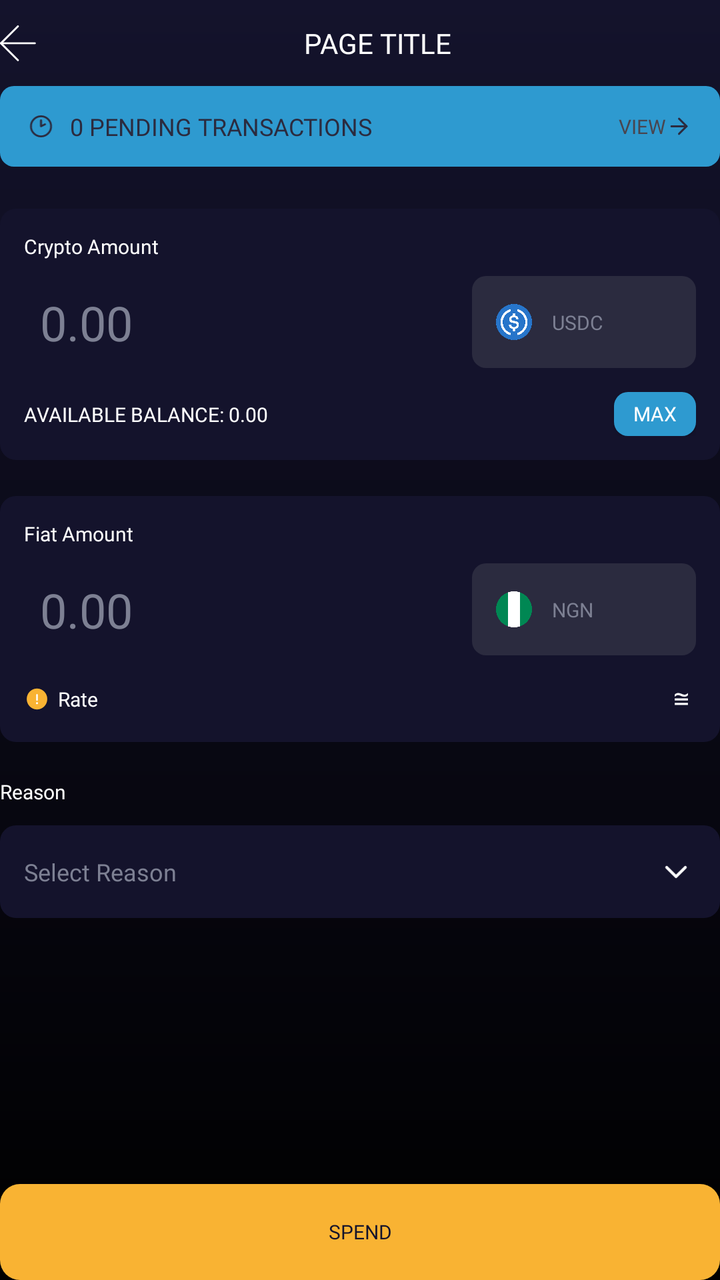
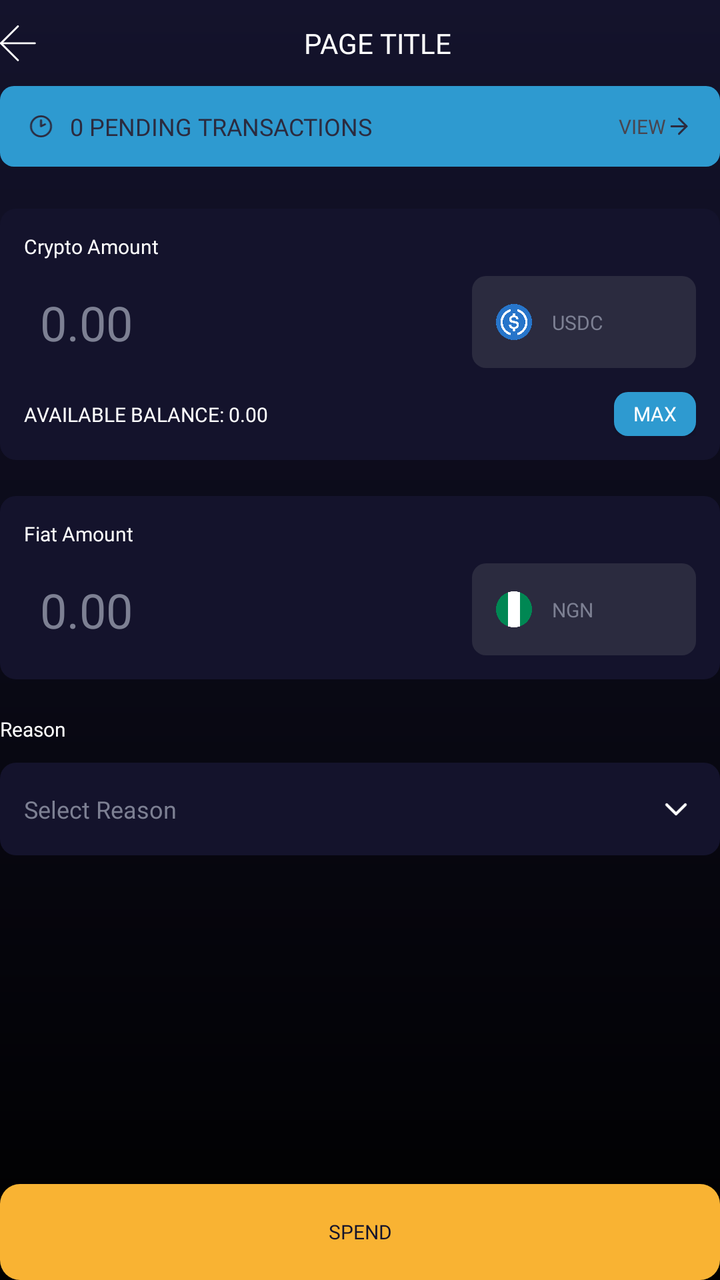

The first picture is an Android layout as it rendered before a commit; the second is the same layout after the commit. The layout source and the unified diff follow.
<!-- AndroidManifest.xml: application theme Theme.Thellex -->
<!-- res/layout/activity_crypto_to_fiat_off_ramp.xml -->
<?xml version="1.0" encoding="utf-8"?>
<androidx.constraintlayout.widget.ConstraintLayout xmlns:android="http://schemas.android.com/apk/res/android"
        xmlns:tools="http://schemas.android.com/tools"
        xmlns:app="http://schemas.android.com/apk/res-auto"
        android:id="@+id/main"
        android:layout_width="match_parent"
        android:layout_height="match_parent"
        android:background="@drawable/general_gradient_background"
        tools:context=".features.fiat.CryptoToFiatOffRampActivity">

    <include
            android:id="@+id/include_top_app_bar"
            layout="@layout/top_app_bar"
            app:layout_constraintTop_toTopOf="parent"
            app:layout_constraintStart_toStartOf="parent"
            app:layout_constraintEnd_toEndOf="parent" />

    <androidx.constraintlayout.widget.ConstraintLayout
            android:id="@+id/layout_pending_transactions_wrapper"
            android:background="@drawable/rounded_border_bright_blue_sky"
            android:paddingHorizontal="14dp"
            app:layout_constraintTop_toBottomOf="@id/include_top_app_bar"
            android:layout_width="match_parent"
            android:layout_height="wrap_content">

        <LinearLayout
                android:id="@+id/layout_pending_transactions_info"
                android:paddingVertical="12dp"
                android:layout_width="wrap_content"
                android:layout_height="wrap_content"
                android:orientation="horizontal"
                android:gravity="center_vertical"
                app:layout_constraintTop_toTopOf="parent"
                app:layout_constraintBottom_toBottomOf="parent"
                app:layout_constraintStart_toStartOf="parent">

            <ImageView
                    android:id="@+id/icon_pending_clock"
                    android:src="@drawable/icon_clock"
                    android:layout_width="13dp"
                    android:layout_height="13dp"/>

            <TextView
                    android:id="@+id/text_pending_transactions_count"
                    android:textSize="12sp"
                    android:fontFamily="@font/kumbhsans_bold"
                    android:layout_marginStart="8dp"
                    android:textColor="@color/darkBlue"
                    android:text="0 PENDING TRANSACTIONS"
                    android:layout_width="wrap_content"
                    android:layout_height="wrap_content"/>
        </LinearLayout>

        <LinearLayout
                android:id="@+id/layout_pending_transactions_action"
                android:layout_width="wrap_content"
                android:layout_height="wrap_content"
                android:orientation="horizontal"
                android:gravity="center_vertical"
                app:layout_constraintEnd_toEndOf="parent"
                app:layout_constraintBottom_toBottomOf="parent"
                app:layout_constraintTop_toTopOf="parent">

            <TextView
                    android:id="@+id/text_view_pending_transactions"
                    android:fontFamily="@font/kumbhsans_regular"
                    android:textSize="10sp"
                    android:text="VIEW"
                    android:layout_width="wrap_content"
                    android:layout_height="wrap_content"/>

            <ImageView
                    android:id="@+id/icon_arrow_right"
                    android:src="@drawable/icon_arror_right"
                    android:layout_width="13dp"
                    android:layout_height="13dp"/>
        </LinearLayout>
    </androidx.constraintlayout.widget.ConstraintLayout>

    <androidx.constraintlayout.widget.ConstraintLayout
            android:visibility="gone"
            android:id="@+id/crypto_fiat_balance_overview"
            app:layout_constraintTop_toBottomOf="@id/layout_pending_transactions_wrapper"
            android:layout_width="match_parent"
            android:layout_height="wrap_content"
            android:layout_marginTop="17dp"
            android:background="@drawable/img_rounded_darkblue_bg"
            android:padding="10dp">

        <LinearLayout
                android:id="@+id/crypto_wallet_info"
                android:layout_width="wrap_content"
                android:layout_height="wrap_content"
                android:orientation="horizontal"
                android:gravity="center_vertical"
                app:layout_constraintTop_toTopOf="parent"
                app:layout_constraintStart_toStartOf="parent">

            <ImageView
                    android:id="@+id/crypto_icon"
                    android:layout_width="18dp"
                    android:layout_height="18dp"
                    android:src="@drawable/icon_usdc" />

            <TextView
                    android:id="@+id/text_crypto_wallet_name"
                    android:layout_width="wrap_content"
                    android:layout_height="wrap_content"
                    android:layout_marginStart="10dp"
                    android:fontFamily="@font/kumbhsans_semibold"
                    android:textSize="12sp"
                    android:textColor="@color/white"
                    android:text="" />
        </LinearLayout>

        <LinearLayout
                android:id="@+id/crypto_balance_container"
                android:layout_width="wrap_content"
                android:layout_height="wrap_content"
                app:layout_constraintEnd_toEndOf="parent"
                app:layout_constraintTop_toTopOf="parent"
                app:layout_constraintBottom_toBottomOf="parent">

            <TextView
                    android:id="@+id/text_crypto_balance"
                    android:layout_width="wrap_content"
                    android:layout_height="wrap_content"
                    android:fontFamily="@font/kumbhsans_bold"
                    android:textColor="@color/white"
                    android:text="0.00"
                    app:layout_constraintEnd_toEndOf="parent"
                    app:layout_constraintTop_toTopOf="parent" />

            <ImageView
                    android:id="@+id/icon_balance_visibility"
                    android:src="@drawable/icon_eye_open"
                    android:layout_marginStart="5dp"
                    android:layout_width="18dp"
                    android:layout_height="18dp"/>
        </LinearLayout>
    </androidx.constraintlayout.widget.ConstraintLayout>

    <androidx.constraintlayout.widget.ConstraintLayout
            android:id="@+id/crypto_fiat_input_container"
            app:layout_constraintTop_toBottomOf="@id/crypto_fiat_balance_overview"
            android:layout_width="match_parent"
            android:layout_height="0dp"
            android:layout_marginTop="21dp"
            app:layout_constraintEnd_toEndOf="parent"
            app:layout_constraintStart_toStartOf="parent"
            app:layout_constraintBottom_toBottomOf="parent">

        
        <LinearLayout
                android:id="@+id/input_fields_wrapper"
                android:layout_width="match_parent"
                android:layout_height="wrap_content"
                android:orientation="vertical"
                app:layout_constraintTop_toTopOf="parent">

            <LinearLayout
                    android:id="@+id/bank_account_info"
                    android:background="@drawable/rounded_border"
                    android:orientation="horizontal"
                    android:visibility="gone"
                    android:paddingVertical="5dp"
                    android:paddingHorizontal="15dp"
                    android:gravity="center_vertical"
                    android:layout_width="match_parent"
                    android:layout_height="wrap_content">
                <ImageView
                        android:id="@+id/icon_bank_info"
                        android:src="@drawable/icon_info_circle"
                        android:layout_width="15dp"
                        android:layout_height="15dp"/>
                <TextView
                        android:id="@+id/text_bank_info"
                        android:textSize="8sp"
                        android:fontFamily="@font/kumbhsans_regular"
                        android:layout_marginLeft="@dimen/margin_7dp"
                        android:textColor="@color/white"
                        android:text="Funds are only sent to a bank account that matches your verified name on Thellex."
                        android:layout_width="wrap_content"
                        android:layout_height="wrap_content"/>
            </LinearLayout>

            
            <androidx.constraintlayout.widget.ConstraintLayout
                    android:id="@+id/crypto_input_container"
                    android:layout_width="match_parent"
                    android:layout_height="wrap_content"
                    android:background="@drawable/rounded_border_midnight">

                <TextView
                        android:id="@+id/label_crypto_amount"
                        android:layout_width="wrap_content"
                        android:layout_height="wrap_content"
                        android:text="Crypto Amount"
                        android:textSize="10sp"
                        android:textColor="@color/white"
                        android:fontFamily="@font/kumbhsans_light"
                        app:layout_constraintTop_toTopOf="parent"
                        app:layout_constraintStart_toStartOf="parent" />

                <androidx.constraintlayout.widget.ConstraintLayout
                        android:id="@+id/crypto_amount_input_wrapper"
                        android:layout_width="0dp"
                        android:layout_height="wrap_content"
                        android:layout_marginTop="8dp"
                        app:layout_constraintTop_toBottomOf="@id/label_crypto_amount"
                        app:layout_constraintStart_toStartOf="parent"
                        app:layout_constraintEnd_toEndOf="parent">

                    <EditText
                            android:id="@+id/edittext_crypto_amount"
                            android:layout_width="0dp"
                            android:layout_height="wrap_content"
                            android:background="@null"
                            android:hint="0.00"
                            android:inputType="numberDecimal"
                            android:fontFamily="@font/outfit_bold"
                            android:textColor="@color/white"
                            android:textColorHint="@color/steelBlueGrey"
                            android:textSize="24sp"
                            android:paddingStart="8dp"
                            android:paddingEnd="8dp"
                            app:layout_constraintStart_toStartOf="parent"
                            app:layout_constraintEnd_toStartOf="@id/crypto_currency_selector"
                            app:layout_constraintTop_toTopOf="parent"
                            app:layout_constraintBottom_toBottomOf="parent" />

                    <androidx.constraintlayout.widget.ConstraintLayout
                            android:id="@+id/crypto_currency_selector"
                            android:layout_width="112dp"
                            android:layout_height="46dp"
                            android:background="@drawable/rounded_border"
                            android:paddingStart="12dp"
                            android:paddingEnd="12dp"
                            android:clickable="true"
                            android:focusable="true"
                            app:layout_constraintEnd_toEndOf="parent"
                            app:layout_constraintTop_toTopOf="parent"
                            app:layout_constraintBottom_toBottomOf="parent"
                            app:layout_constraintVertical_bias="0.0">

                        <ImageView
                                android:id="@+id/assetIcon"
                                android:layout_width="18dp"
                                android:layout_height="18dp"
                                android:layout_marginEnd="8dp"
                                android:src="@drawable/icon_usdc"
                                app:layout_constraintTop_toTopOf="parent"
                                app:layout_constraintBottom_toBottomOf="parent"
                                app:layout_constraintStart_toStartOf="parent" />

                        <TextView
                                android:id="@+id/text_crypto_currency"
                                android:layout_width="0dp"
                                android:layout_height="wrap_content"
                                android:text="USDC"
                                android:layout_marginStart="10dp"
                                android:textSize="10sp"
                                android:textColor="@color/steelBlueGrey"
                                android:fontFamily="@font/kumbhsans_regular"
                                app:layout_constraintStart_toEndOf="@id/assetIcon"
                                app:layout_constraintEnd_toEndOf="parent"
                                app:layout_constraintTop_toTopOf="parent"
                                app:layout_constraintBottom_toBottomOf="parent" />
                    </androidx.constraintlayout.widget.ConstraintLayout>
                </androidx.constraintlayout.widget.ConstraintLayout>

                <androidx.constraintlayout.widget.ConstraintLayout
                        android:layout_width="match_parent"
                        app:layout_constraintTop_toBottomOf="@id/crypto_amount_input_wrapper"
                        android:layout_height="wrap_content"
                        android:layout_marginTop="12dp">

                    <TextView
                            android:id="@+id/textAvailableBalance"
                            android:layout_width="0dp"
                            android:layout_height="wrap_content"
                            android:text="AVAILABLE BALANCE: 0.00"
                            android:textColor="@color/white"
                            android:textSize="10sp"
                            android:fontFamily="@font/kumbhsans_light"
                            app:layout_constraintStart_toStartOf="parent"
                            app:layout_constraintTop_toTopOf="parent"
                            app:layout_constraintBottom_toBottomOf="parent"
                            app:layout_constraintEnd_toStartOf="@id/buttonMax"
                            app:layout_constraintHorizontal_bias="0" />

                    <androidx.appcompat.widget.AppCompatButton
                            android:id="@+id/buttonMax"
                            android:layout_width="41dp"
                            android:layout_height="22dp"
                            android:text="MAX"
                            android:textAllCaps="true"
                            android:textSize="10sp"
                            android:textColor="@color/white"
                            android:background="@drawable/rounded_badge_primary_bg"
                            android:fontFamily="@font/kumbhsans_regular"
                            app:layout_constraintEnd_toEndOf="parent"
                            app:layout_constraintTop_toTopOf="parent"
                            app:layout_constraintBottom_toBottomOf="parent" />

                </androidx.constraintlayout.widget.ConstraintLayout>

            </androidx.constraintlayout.widget.ConstraintLayout>

            
            <androidx.constraintlayout.widget.ConstraintLayout
                    android:id="@+id/fiat_input_container"
                    android:layout_width="match_parent"
                    android:layout_height="wrap_content"
                    android:layout_marginTop="18dp"
                    android:background="@drawable/rounded_border_midnight">

                <TextView
                        android:id="@+id/label_fiat_amount"
                        android:layout_width="wrap_content"
                        android:layout_height="wrap_content"
                        android:text="Fiat Amount"
                        android:textSize="10sp"
                        android:textColor="@color/white"
                        android:fontFamily="@font/kumbhsans_light"
                        app:layout_constraintTop_toTopOf="parent"
                        app:layout_constraintStart_toStartOf="parent" />

                <androidx.constraintlayout.widget.ConstraintLayout
                        android:id="@+id/fiat_amount_input_wrapper"
                        android:layout_width="0dp"
                        android:layout_height="wrap_content"
                        android:layout_marginTop="8dp"
                        app:layout_constraintTop_toBottomOf="@id/label_fiat_amount"
                        app:layout_constraintStart_toStartOf="parent"
                        app:layout_constraintEnd_toEndOf="parent">

                    <EditText
                            android:id="@+id/edittext_fiat_amount"
                            android:layout_width="0dp"
                            android:layout_height="wrap_content"
                            android:hint="0.00"
                            android:inputType="none"
                            android:focusable="false"
                            android:fontFamily="@font/outfit_bold"
                            android:textColor="@color/white"
                            android:textColorHint="@color/steelBlueGrey"
                            android:textSize="24sp"
                            android:background="@null"
                            android:paddingStart="8dp"
                            android:paddingEnd="8dp"
                            app:layout_constraintStart_toStartOf="parent"
                            app:layout_constraintEnd_toStartOf="@id/fiat_currency_selector"
                            app:layout_constraintTop_toTopOf="parent"
                            app:layout_constraintBottom_toBottomOf="parent" />

                    <androidx.constraintlayout.widget.ConstraintLayout
                            android:id="@+id/fiat_currency_selector"
                            android:layout_width="112dp"
                            android:layout_height="46dp"
                            android:background="@drawable/rounded_border"
                            android:paddingStart="12dp"
                            android:paddingEnd="12dp"
                            android:clickable="true"
                            android:focusable="true"
                            app:layout_constraintEnd_toEndOf="parent"
                            app:layout_constraintTop_toTopOf="parent"
                            app:layout_constraintBottom_toBottomOf="parent">

                        <ImageView
                                android:id="@+id/fiat_currency_icon"
                                android:layout_width="18dp"
                                android:layout_height="18dp"
                                android:layout_marginEnd="8dp"
                                android:src="@drawable/icon_nigerian_flag"
                                app:layout_constraintTop_toTopOf="parent"
                                app:layout_constraintBottom_toBottomOf="parent"
                                app:layout_constraintStart_toStartOf="parent" />

                        <TextView
                                android:id="@+id/text_fiat_currency"
                                android:layout_width="0dp"
                                android:layout_height="wrap_content"
                                android:text="NGN"
                                android:layout_marginStart="10dp"
                                android:textSize="10sp"
                                android:textColor="@color/steelBlueGrey"
                                android:fontFamily="@font/kumbhsans_regular"
                                app:layout_constraintEnd_toEndOf="parent"
                                app:layout_constraintTop_toTopOf="parent"
                                app:layout_constraintBottom_toBottomOf="parent"
                                app:layout_constraintStart_toEndOf="@id/fiat_currency_icon" />
                    </androidx.constraintlayout.widget.ConstraintLayout>
                </androidx.constraintlayout.widget.ConstraintLayout>


                <androidx.constraintlayout.widget.ConstraintLayout
                        app:layout_constraintTop_toBottomOf="@id/fiat_amount_input_wrapper"
                        android:id="@+id/price_info_container"
                        android:layout_width="match_parent"
                        android:layout_height="wrap_content"
                        android:layout_marginTop="12dp"
                        app:layout_constraintEnd_toEndOf="parent"
                        app:layout_constraintStart_toStartOf="parent">

                    <LinearLayout
                            android:id="@+id/price_label_container"
                            android:layout_width="wrap_content"
                            android:layout_height="wrap_content"
                            android:orientation="horizontal"
                            android:gravity="center_vertical"
                            app:layout_constraintStart_toStartOf="parent"
                            app:layout_constraintTop_toTopOf="parent"
                            app:layout_constraintBottom_toBottomOf="parent">

                        <ImageView
                                android:id="@+id/icon_price_info"
                                android:layout_width="13dp"
                                android:layout_height="13dp"
                                android:src="@drawable/icon_info_circle"
                                android:contentDescription="Price Icon"
                                android:layout_marginEnd="4dp" />

                        <TextView
                                android:id="@+id/text_rate_label"
                                android:layout_width="wrap_content"
                                android:layout_height="wrap_content"
                                android:text="Rate"
                                android:textSize="10sp"
                                android:textColor="@color/white"
                                android:fontFamily="@font/kumbhsans_light" />
                    </LinearLayout>

                    <TextView
                            android:id="@+id/text_rate_value"
                            android:layout_width="0dp"
                            android:layout_height="wrap_content"
                            android:text="≅ "
                            android:textSize="14sp"
                            android:textColor="@color/white"
                            android:fontFamily="@font/kumbhsans_bold"
                            app:layout_constraintTop_toTopOf="parent"
                            app:layout_constraintBottom_toBottomOf="parent"
                            app:layout_constraintEnd_toEndOf="parent" />
                </androidx.constraintlayout.widget.ConstraintLayout>


            </androidx.constraintlayout.widget.ConstraintLayout>

            <LinearLayout
                    android:id="@+id/payment_reason_container"
                    android:layout_width="match_parent"
                    android:layout_height="wrap_content"
                    android:layout_marginTop="18dp"
                    android:orientation="vertical"
                    app:layout_constraintTop_toTopOf="parent"
                    app:layout_constraintEnd_toEndOf="parent"
                    app:layout_constraintStart_toStartOf="parent">

                <TextView
                        android:id="@+id/label_payment_reason"
                        android:layout_width="wrap_content"
                        android:layout_height="wrap_content"
                        android:layout_marginBottom="10dp"
                        android:fontFamily="@font/kumbhsans_light"
                        android:textSize="10sp"
                        android:text="Reason"
                        android:textColor="@color/white" />

                <androidx.constraintlayout.widget.ConstraintLayout
                        android:id="@+id/payment_reason_input_wrapper"
                        android:layout_width="match_parent"
                        android:layout_height="wrap_content">

                    <EditText
                            android:id="@+id/edittext_payment_reason"
                            android:layout_width="match_parent"
                            android:layout_height="wrap_content"
                            android:hint="Select Reason"
                            android:textColorHint="@color/steelBlueGrey"
                            android:textSize="12sp"
                            android:fontFamily="@font/kumbhsans_regular"
                            android:textColor="@color/white"
                            android:background="@drawable/rounded_edittext_midnight_bg"
                            android:paddingVertical="15dp"
                            android:paddingStart="12dp"
                            android:paddingEnd="48dp"
                            android:focusable="false"
                            android:clickable="true"
                            android:inputType="none"
                            android:cursorVisible="false"
                            app:layout_constraintTop_toTopOf="parent"
                            app:layout_constraintStart_toStartOf="parent" />

                    <ImageView
                            android:id="@+id/icon_payment_reason_dropdown"
                            android:layout_width="44dp"
                            android:layout_height="20dp"
                            android:contentDescription="Dropdown Arrow"
                            android:src="@drawable/icon_arrow_down"
                            app:layout_constraintEnd_toEndOf="parent"
                            app:layout_constraintTop_toTopOf="parent"
                            app:layout_constraintBottom_toBottomOf="parent" />
                </androidx.constraintlayout.widget.ConstraintLayout>
            </LinearLayout>
        </LinearLayout>

        <androidx.appcompat.widget.AppCompatButton
                android:id="@+id/next_button"
                android:paddingHorizontal="20dp"
                android:layout_width="match_parent"
                android:layout_height="wrap_content"
                android:background="@drawable/button_ripple_golden_yellow"
                android:text="Spend"
                android:elevation="0dp"
                android:fontFamily="@font/kumbhsans_bold"
                android:textColor="@color/dark_purple"
                android:textSize="10sp"
                app:layout_constraintBottom_toBottomOf="parent"
                app:layout_constraintStart_toStartOf="parent"
                app:layout_constraintEnd_toEndOf="parent" />
    </androidx.constraintlayout.widget.ConstraintLayout>
</androidx.constraintlayout.widget.ConstraintLayout>
<!-- res/layout/top_app_bar.xml (included above) -->
<androidx.constraintlayout.widget.ConstraintLayout
        xmlns:android="http://schemas.android.com/apk/res/android"
        xmlns:app="http://schemas.android.com/apk/res-auto"
        android:id="@+id/top_app_bar"
        android:layout_width="match_parent"
        android:layout_height="wrap_content"
        android:paddingVertical="12dp">

    
    <ImageView
            android:id="@+id/button_back"
            android:layout_width="18dp"
            android:layout_height="18dp"
            android:src="@drawable/icon_back"
            android:contentDescription="Back"
            app:layout_constraintStart_toStartOf="parent"
            app:layout_constraintTop_toTopOf="parent"
            app:layout_constraintBottom_toBottomOf="parent" />

    
    <TextView
            android:id="@+id/text_title"
            android:layout_width="wrap_content"
            android:layout_height="wrap_content"
            android:text="PAGE TITLE"
            android:textColor="@color/white"
            android:textAllCaps="true"
            android:textSize="14sp"
            android:fontFamily="@font/kumbhsans_bold"
            android:ellipsize="end"
            android:maxLines="1"
            app:layout_constraintTop_toTopOf="parent"
            app:layout_constraintBottom_toBottomOf="parent"
            app:layout_constraintStart_toEndOf="@id/button_back"
            app:layout_constraintEnd_toEndOf="parent"
            app:layout_constraintHorizontal_bias="0.5" />
</androidx.constraintlayout.widget.ConstraintLayout>
<!-- resources referenced by this layout -->
<resources>
  <color name="darkBlue">#2B2B3F</color>
  <color name="dark_purple">#14132C</color>
  <color name="steelBlueGrey">#7D8093</color>
  <color name="white">#FFFFFFFF</color>
  <dimen name="margin_7dp">7dp</dimen>
  <!-- drawable button_ripple_golden_yellow (drawable) -->
  <?xml version="1.0" encoding="utf-8"?>
  <ripple xmlns:android="http://schemas.android.com/apk/res/android"
          android:color="@color/darkBlue">
  
      
      <item android:id="@android:id/mask">
          <shape android:shape="rectangle">
              <solid android:color="@android:color/white" />
              <corners android:radius="10dp" />
          </shape>
      </item>
  
      
      <item>
          <shape android:shape="rectangle">
              <solid android:color="@color/goldenYellow" />
              <corners android:radius="10dp" />
          </shape>
      </item>
  
  </ripple>
  <!-- drawable general_gradient_background (drawable) -->
  <?xml version="1.0" encoding="utf-8"?>
  <shape xmlns:android="http://schemas.android.com/apk/res/android"
          android:shape="rectangle">
  
      <gradient
              android:angle="270"
              android:startColor="#14132C"
              android:endColor="#000000"
              android:type="linear" />
  </shape>
  <!-- drawable icon_back (drawable) -->
  <vector xmlns:android="http://schemas.android.com/apk/res/android" android:height="24dp" android:viewportHeight="187" android:viewportWidth="187" android:width="24dp">
        
      <path android:fillColor="#00000000" android:pathData="M93.08,181.17L5,93.08L93.08,5" android:strokeColor="#ffffff" android:strokeLineCap="round" android:strokeLineJoin="round" android:strokeWidth="10"/>
        
      <path android:fillColor="#00000000" android:pathData="M181.17,93.08H5" android:strokeColor="#ffffff" android:strokeLineCap="round" android:strokeLineJoin="round" android:strokeWidth="10"/>
      
  </vector>
  <!-- drawable rounded_badge_primary_bg (drawable) -->
  <shape xmlns:android="http://schemas.android.com/apk/res/android">
      <solid android:color="@color/brightSkyBlue" />
      <corners android:radius="7dp" />
  </shape>
  <!-- drawable rounded_border (drawable) -->
  <shape xmlns:android="http://schemas.android.com/apk/res/android">
      <solid android:color="@color/darkBlue" />
      <corners android:radius="7dp" />
  </shape>
  <!-- drawable rounded_border_bright_blue_sky (drawable) -->
  <shape xmlns:android="http://schemas.android.com/apk/res/android">
      <solid android:color="@color/brightSkyBlue" />
      <corners android:radius="7dp" />
  </shape>
  <!-- drawable rounded_border_midnight (drawable) -->
  <shape xmlns:android="http://schemas.android.com/apk/res/android"
          android:shape="rectangle">
      <solid android:color="@color/midnight" />
      <corners android:radius="8dp" />
      <padding
              android:left="12dp"
              android:top="12dp"
              android:right="12dp"
              android:bottom="12dp" />
  </shape>
  <!-- drawable rounded_edittext_midnight_bg (drawable) -->
  <shape xmlns:android="http://schemas.android.com/apk/res/android"
          android:shape="rectangle">
      <solid android:color="@color/midnight" />
      <corners android:radius="8dp" />
      <padding
              android:left="12dp"
              android:top="12dp"
              android:right="12dp"
              android:bottom="12dp" />
  </shape>
  <style name="Theme.Thellex" parent="Base.Theme.Thellex" />
  <color name="goldenYellow">#F9B333</color>
  <color name="brightSkyBlue">#2E9AD0</color>
  <color name="midnight">#14132C</color>
  <style name="Base.Theme.Thellex" parent="Theme.Material3.DayNight.NoActionBar">
          
          
      </style>
  <!-- unchanged entries left out for length: 8 -->
</resources>

<!-- the commit's change to res/layout/activity_crypto_to_fiat_off_ramp.xml (unified diff, before → after) -->
@@ -396,6 +396,7 @@
 
                 <androidx.constraintlayout.widget.ConstraintLayout
                         app:layout_constraintTop_toBottomOf="@id/fiat_amount_input_wrapper"
+                        android:visibility="gone"
                         android:id="@+id/price_info_container"
                         android:layout_width="match_parent"
                         android:layout_height="wrap_content"
